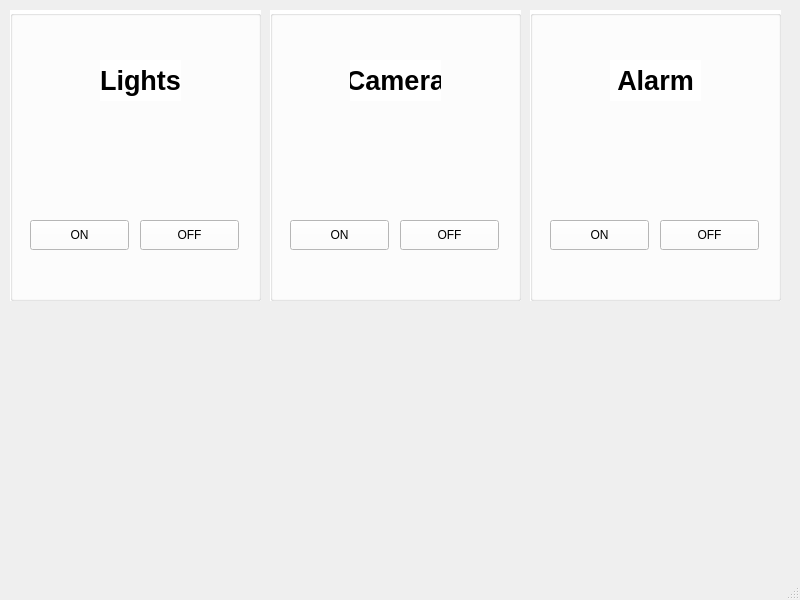
LEUNSU/basic-rasberrypi-2024, file day06/qt.ui: the form before one commit.
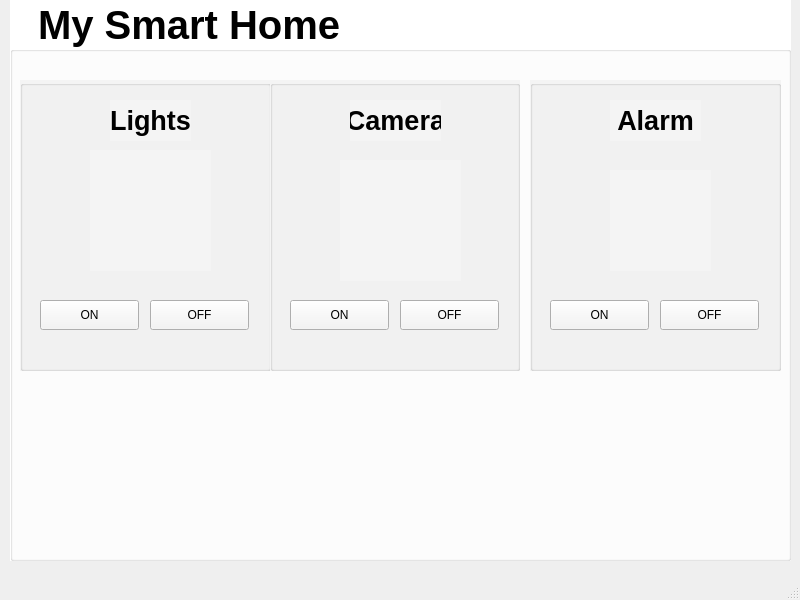
The form after the commit. Icons and pictures are not drawn.

The edit to the form file:
```diff
--- a/day06/qt.ui
+++ b/day06/qt.ui
@@ -14,26 +14,51 @@
    <string>MainWindow</string>
   </property>
   <widget class="QWidget" name="centralwidget">
+   <widget class="QGroupBox" name="groupBox_4">
+    <property name="geometry">
+     <rect>
+      <x>10</x>
+      <y>0</y>
+      <width>781</width>
+      <height>561</height>
+     </rect>
+    </property>
+    <property name="font">
+     <font>
+      <pointsize>30</pointsize>
+      <weight>75</weight>
+      <bold>true</bold>
+     </font>
+    </property>
+    <property name="styleSheet">
+     <string notr="true">background-color: rgb(255, 255, 255);</string>
+    </property>
+    <property name="title">
+     <string>  My Smart Home</string>
+    </property>
    <widget class="QGroupBox" name="groupBox">
     <property name="geometry">
      <rect>
       <x>10</x>
-      <y>10</y>
+       <y>80</y>
       <width>251</width>
       <height>291</height>
      </rect>
     </property>
     <property name="styleSheet">
-     <string notr="true">background-color: rgb(255, 255, 255);</string>
+      <string notr="true">background-color: rgb(244, 244, 244);</string>
     </property>
     <property name="title">
      <string/>
     </property>
+     <property name="flat">
+      <bool>false</bool>
+     </property>
     <widget class="QPushButton" name="pushButton">
      <property name="geometry">
       <rect>
        <x>20</x>
-       <y>210</y>
+        <y>220</y>
        <width>99</width>
        <height>30</height>
       </rect>
@@ -46,7 +71,7 @@
      <property name="geometry">
       <rect>
        <x>130</x>
-       <y>210</y>
+        <y>220</y>
        <width>99</width>
        <height>30</height>
       </rect>
@@ -59,7 +84,7 @@
      <property name="geometry">
       <rect>
        <x>90</x>
-       <y>50</y>
+        <y>20</y>
        <width>81</width>
        <height>41</height>
       </rect>
@@ -84,18 +109,37 @@
       <bool>false</bool>
      </property>
     </widget>
+     <widget class="QLabel" name="label_4">
+      <property name="geometry">
+       <rect>
+        <x>70</x>
+        <y>70</y>
+        <width>121</width>
+        <height>121</height>
+       </rect>
+      </property>
+      <property name="text">
+       <string/>
+      </property>
+      <property name="pixmap">
+       <pixmap>images/001.png</pixmap>
+      </property>
+      <property name="scaledContents">
+       <bool>true</bool>
+      </property>
+     </widget>
    </widget>
    <widget class="QGroupBox" name="groupBox_2">
     <property name="geometry">
      <rect>
-      <x>270</x>
-      <y>10</y>
-      <width>251</width>
+       <x>260</x>
+       <y>80</y>
+       <width>250</width>
       <height>291</height>
      </rect>
     </property>
     <property name="styleSheet">
-     <string notr="true">background-color: rgb(255, 255, 255);</string>
+      <string notr="true">background-color: rgb(244, 244, 244);</string>
     </property>
     <property name="title">
      <string/>
@@ -104,7 +148,7 @@
      <property name="geometry">
       <rect>
        <x>20</x>
-       <y>210</y>
+        <y>220</y>
        <width>99</width>
        <height>30</height>
       </rect>
@@ -117,7 +161,7 @@
      <property name="geometry">
       <rect>
        <x>130</x>
-       <y>210</y>
+        <y>220</y>
        <width>99</width>
        <height>30</height>
       </rect>
@@ -130,7 +174,7 @@
      <property name="geometry">
       <rect>
        <x>80</x>
-       <y>50</y>
+        <y>20</y>
        <width>91</width>
        <height>41</height>
       </rect>
@@ -155,18 +199,37 @@
       <bool>false</bool>
      </property>
     </widget>
+     <widget class="QLabel" name="label_5">
+      <property name="geometry">
+       <rect>
+        <x>70</x>
+        <y>80</y>
+        <width>121</width>
+        <height>121</height>
+       </rect>
+      </property>
+      <property name="text">
+       <string/>
+      </property>
+      <property name="pixmap">
+       <pixmap>images/002.png</pixmap>
+      </property>
+      <property name="scaledContents">
+       <bool>true</bool>
+      </property>
+     </widget>
    </widget>
    <widget class="QGroupBox" name="groupBox_3">
     <property name="geometry">
      <rect>
-      <x>530</x>
-      <y>10</y>
+       <x>520</x>
+       <y>80</y>
       <width>251</width>
       <height>291</height>
      </rect>
     </property>
     <property name="styleSheet">
-     <string notr="true">background-color: rgb(255, 255, 255);</string>
+      <string notr="true">background-color: rgb(244, 244, 244);</string>
     </property>
     <property name="title">
      <string/>
@@ -175,7 +238,7 @@
      <property name="geometry">
       <rect>
        <x>80</x>
-       <y>50</y>
+        <y>20</y>
        <width>91</width>
        <height>41</height>
       </rect>
@@ -204,7 +267,7 @@
      <property name="geometry">
       <rect>
        <x>20</x>
-       <y>210</y>
+        <y>220</y>
        <width>99</width>
        <height>30</height>
       </rect>
@@ -217,7 +280,7 @@
      <property name="geometry">
       <rect>
        <x>130</x>
-       <y>210</y>
+        <y>220</y>
        <width>99</width>
        <height>30</height>
       </rect>
@@ -225,6 +288,26 @@
      <property name="text">
       <string>OFF</string>
      </property>
+     </widget>
+     <widget class="QLabel" name="label_6">
+      <property name="geometry">
+       <rect>
+        <x>80</x>
+        <y>90</y>
+        <width>101</width>
+        <height>101</height>
+       </rect>
+      </property>
+      <property name="text">
+       <string/>
+      </property>
+      <property name="pixmap">
+       <pixmap>images/003.png</pixmap>
+      </property>
+      <property name="scaledContents">
+       <bool>true</bool>
+      </property>
+     </widget>
     </widget>
    </widget>
   </widget>
```
Lines whose indentation alone changed are shown as unchanged.
